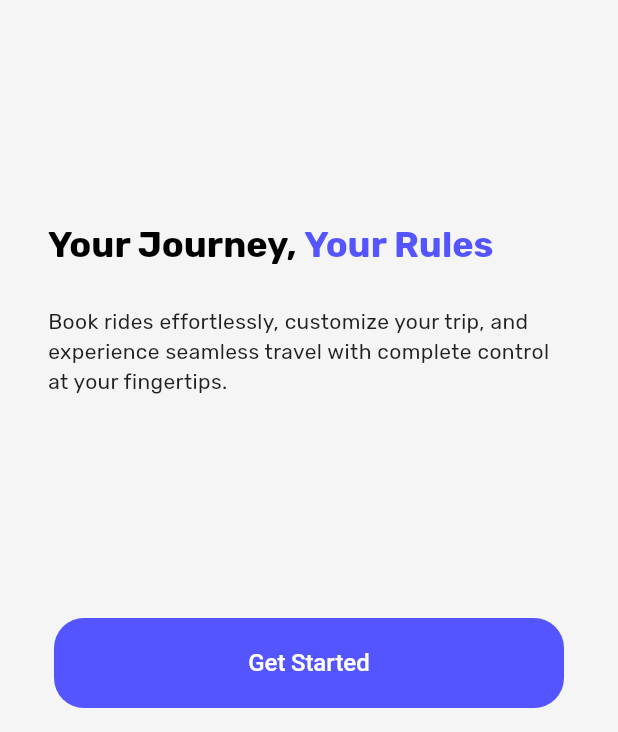
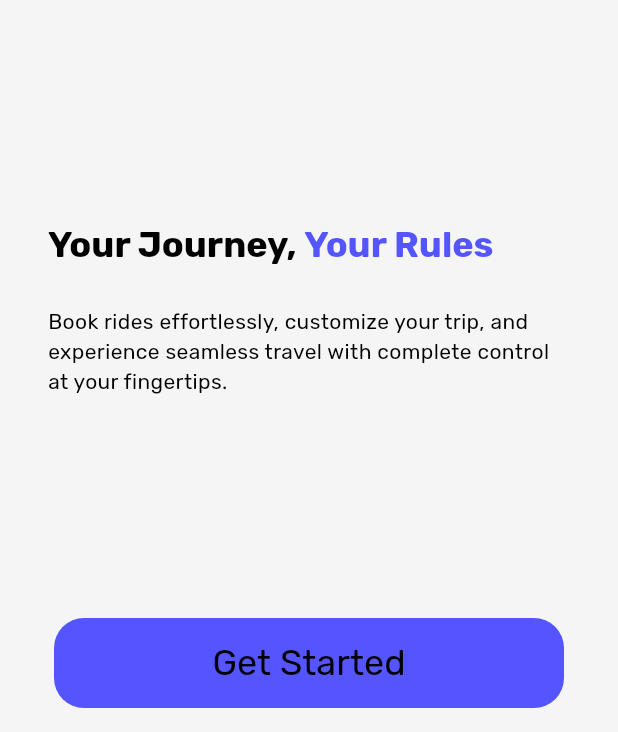
Before and after one commit to Trexxo-in/Trexxo-client, a Flutter app: the screen it shows after launch, on a phone screen of 412 x 824 dp, the part 504-1236 px from its top. Run offline on Flutter 3.47's test engine with Material 3 defaults, Android fonts, the phone set to English and light mode, and no system bars; our stand-ins replace cloud_firestore, firebase_auth, firebase_core, flutter_bloc, google_fonts, hydrated_bloc and 1 more; accounts and stored records are empty.

Commit message:
button theme bug

```diff
--- a/lib/utils/theme.dart
+++ b/lib/utils/theme.dart
@@ -49,17 +49,14 @@ ThemeData lightTheme = ThemeData(
   ),
 
   // Text styling
-  textTheme: const TextTheme(
-    bodyMedium: TextStyle(color: Colors.black87),
-    headlineSmall: TextStyle(color: Colors.black87),
-  ),
+  // textTheme: const TextTheme(
+  //   bodyMedium: TextStyle(color: Colors.black87),
+  //   headlineSmall: TextStyle(color: Colors.black87),
+  // ),
 
   // Filled buttons
   filledButtonTheme: FilledButtonThemeData(
     style: ButtonStyle(
-      textStyle: WidgetStatePropertyAll(
-        TextStyle(fontSize: 16, fontWeight: FontWeight.w500),
-      ),
       backgroundColor: WidgetStatePropertyAll(primaryColor),
       foregroundColor: WidgetStatePropertyAll(Colors.white),
     ),
@@ -125,10 +122,10 @@ ThemeData darkTheme = ThemeData(
   ),
 
   // Text styling
-  textTheme: const TextTheme(
-    bodyMedium: TextStyle(color: Colors.white70),
-    headlineSmall: TextStyle(color: Colors.white),
-  ),
+  // textTheme: const TextTheme(
+  //   bodyMedium: TextStyle(color: Colors.white70),
+  //   headlineSmall: TextStyle(color: Colors.white),
+  // ),
 
   // Filled buttons
   filledButtonTheme: FilledButtonThemeData(
--- a/lib/widgets/custom_text_buttons.dart
+++ b/lib/widgets/custom_text_buttons.dart
@@ -82,7 +82,12 @@ class AuthButton extends StatelessWidget {
           mainAxisAlignment: MainAxisAlignment.center,
           mainAxisSize: MainAxisSize.min,
           children: [
-            Text(label),
+            Text(
+              label,
+              textAlign: TextAlign.center,
+
+              style: Theme.of(context).textTheme.headlineSmall,
+            ),
 
             if (icon != null) ...[const SizedBox(width: 8), icon!],
           ],
```
